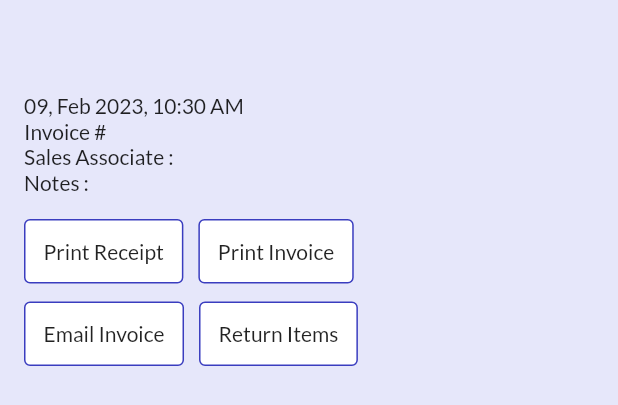
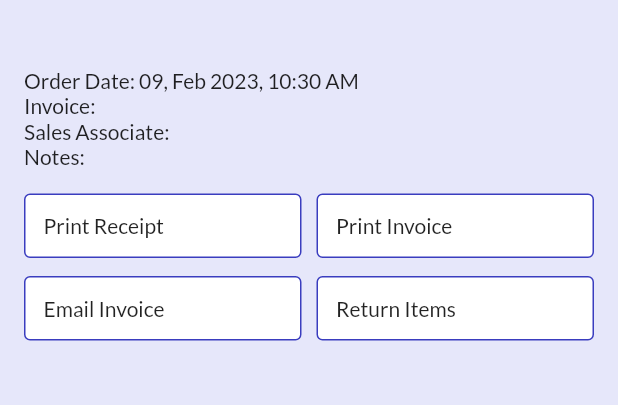
Before and after one commit to pratyushharsh/parchi, a Flutter app: the CustomerAddressMobile widget shown alone on an empty page, opened directly with empty values, on a phone screen of 412 x 824 dp. Shown: the top 405 px of the screen. Run offline on Flutter 3.47's test engine with Material 2 defaults, Android fonts, the phone set to English and light mode, and no system bars; our stand-ins replace awesome_snackbar_content, barcode_widget, bloc, blurrycontainer, cached_network_image, connectivity_plus and 24 more; missing offline and left inert: amazon_cognito_identity_dart_2, bluetooth_print, dart:ffi, number_to_words; accounts and stored records are empty; generated files the repository leaves out were written again; network calls fail; project files that could hold a hidden picture were left out.

Commit message:
Minor changes

```diff
--- a/assets/translations/ar-AE.json
+++ b/assets/translations/ar-AE.json
@@ -89,6 +89,7 @@
   "_customerSearch": "البحث عن العملاء",
   "_itemSearch": "البحث عن العناصر",
   "_searchCustomerHint": "البحث عن طريق معرف العميل، الاسم، الهاتف",
+  "_searchForProductsHint": "البحث عن طريق معرف المنتج، الاسم",
   "_customerDetail": "تفاصيل العميل",
   "_searchCustomer": "البحث عن العملاء",
   "_cancelTransaction": "إلغاء المعاملة",
@@ -96,7 +97,7 @@
   "_tenderAmount": "مبلغ العطاء \n {amount}",
 
   "_taxGroupLabel": "مجموعة الضريبة: {groupId}",
-  "_receiptNoLabel": "Txn # {receiptNo}",
+  "_receiptNoLabel": "Ord : {receiptNo}",
   "_addNewBusiness": "إضافة عمل جديد",
 
   "loginHeader": "أدخل رقم هاتفك المحمول",
--- a/lib/src/module/create_new_receipt/bloc/create_new_receipt_bloc.dart
+++ b/lib/src/module/create_new_receipt/bloc/create_new_receipt_bloc.dart
@@ -616,7 +616,7 @@ class CreateNewReceiptBloc
   void _onChangeSaleStep(
       OnChangeSaleStep event, Emitter<CreateNewReceiptState> emit) async {
     // @TODO Add logic to handle the change of sale step
-    if (state.amountDue <= 0 && event.step == SaleStep.complete) {
+    if (state.amountDue == 0) {
       add(OnCreateNewTransaction());
     } else {
       emit(state.copyWith(step: event.step, inProgress: true));
@@ -633,6 +633,8 @@ class CreateNewReceiptBloc
       emit(state.copyWith(step: SaleStep.payment));
     } else if (state.amountDue <= 0 && state.step != SaleStep.complete) {
       emit(state.copyWith(step: SaleStep.complete, inProgress: true));
+    } else if (state.amountDue == 0) {
+      add(OnCreateNewTransaction());
     }
   }
 
--- a/lib/src/module/create_new_receipt/new_recipt_desktop_view.dart
+++ b/lib/src/module/create_new_receipt/new_recipt_desktop_view.dart
@@ -365,7 +365,7 @@ class _TenderDisplayDesktopState extends State<TenderDisplayDesktop> {
                 child: Column(
                   mainAxisSize: MainAxisSize.min,
                   children: [
-                    tenderIconMapping["OTHER"]!,
+                    selectedTender.isNotEmpty ? tenderIconMapping[selectedTender]! : tenderIconMapping["OTHER"]!,
                     const SizedBox(
                       height: 50,
                     ),
--- a/lib/src/module/list_all_item/bloc/list_all_item_bloc.dart
+++ b/lib/src/module/list_all_item/bloc/list_all_item_bloc.dart
@@ -32,7 +32,7 @@ class ListAllItemBloc extends Bloc<ListAllItemEvent, ListAllItemState>
 
   void _onInitProductSearch(
       InitProductSearch event, Emitter<ListAllItemState> emit) async {
-    add(LoadAllItems());
+    // add(LoadAllItems());
     // Load All Categories
     var brands = await productRepository.getAllProductsBrands();
     var category = await productRepository.getAllCategory();
--- a/lib/src/module/list_all_receipt/list_all_receipt_view.dart
+++ b/lib/src/module/list_all_receipt/list_all_receipt_view.dart
@@ -109,7 +109,7 @@ class ReceiptHeaderCard extends StatelessWidget {
                     ],
                   ),
                   Text(
-                    NumberFormat.simpleCurrency(
+                    NumberFormat.currency(
                             locale: receipt.storeLocale,
                             name: receipt.storeCurrency)
                         .format(receipt.total),
--- a/lib/src/module/order_summary/order_summary_view.dart
+++ b/lib/src/module/order_summary/order_summary_view.dart
@@ -73,7 +73,7 @@ class OrderSummaryView extends StatelessWidget {
                   top: 20,
                   left: 16,
                   child: AppBarLeading(
-                    heading: "#$orderId",
+                    heading: "Order No: $orderId",
                     icon: Icons.arrow_back,
                     onTap: () {
                       Navigator.of(context).pop();
@@ -115,7 +115,7 @@ class CustomerAddressMobile extends StatelessWidget {
                       ),
                       const SizedBox(height: 16),
                       // Text('${order.customerAddress}'),
-                      Text('${order.customerPhone}'),
+                      // Text('${order.customerPhone}'),
                     ]),
               ),
             ),
@@ -126,24 +126,21 @@ class CustomerAddressMobile extends StatelessWidget {
               child: Column(
                   crossAxisAlignment: CrossAxisAlignment.start,
                   children: [
-                    Text(AppFormatter.longDateFormatter
-                        .format(order.businessDate)),
-                    Text('Invoice #' + order.transId.toString()),
-                    Text('Sales Associate : ${order.associateName}'),
-                    const Text('Notes :'),
+                    Text('Order Date: ${AppFormatter.longDateFormatter.format(order.businessDate)}'),
+                    Text('Invoice: ${order.transId}'),
+                    Text('Sales Associate: ${order.associateName}'),
+                    const Text('Notes: '),
                   ]),
             ),
           ),
           const SizedBox(height: 16),
-          Row(
+          Container(
+            padding: const EdgeInsets.symmetric(horizontal: 16),
+            child: Row(
               mainAxisAlignment: MainAxisAlignment.spaceBetween,
               children: [
-              Padding(
-                padding: const EdgeInsets.only(left: 16.0),
-                child: Wrap(
-                  spacing: 10,
-                  children: [
-                    OrderSummaryButton(
+                Expanded(
+                  child: OrderSummaryButton(
                     text: 'Print Receipt',
                     onTap: () {
                       Navigator.of(context).pushNamed(
@@ -152,7 +149,10 @@ class CustomerAddressMobile extends StatelessWidget {
                       );
                     },
                   ),
-                    OrderSummaryButton(
+                ),
+                const SizedBox(width: 10),
+                Expanded(
+                  child: OrderSummaryButton(
                     text: 'Print Invoice',
                     onTap: () {
                       Navigator.of(context).pushNamed(
@@ -161,38 +161,31 @@ class CustomerAddressMobile extends StatelessWidget {
                       );
                     },
                   ),
+                ),
               ],
+            ),
+          ),
+          const SizedBox(height: 12),
+          Container(
+            padding: const EdgeInsets.symmetric(horizontal: 16),
+            child: Row(
+              mainAxisAlignment: MainAxisAlignment.spaceBetween,
+              children: [
+                Expanded(
+                  child: OrderSummaryButton(
+                    text: 'Email Invoice',
+                    onTap: () {},
+                  ),
+                ),
+                const SizedBox(width: 10),
+                Expanded(
+                  child: OrderSummaryButton(
+                    text: 'Return Items',
+                    onTap: () {},
                   ),
                 ),
               ],
             ),
-          const SizedBox(height: 12),
-          Row(
-            children: [
-              Padding(
-                padding: const EdgeInsets.only(left: 16.0),
-                child: Wrap(
-                  spacing: 10,
-                  children: [
-                    OrderSummaryButton(
-                      text: 'Email Invoice',
-                      onTap: () {},
-                    ),
-                    Padding(
-                      padding: const EdgeInsets.only(right: 16.0),
-                      child: Wrap(
-                        children: [
-                          OrderSummaryButton(
-                            text: 'Return Items',
-                            onTap: () {},
-                          ),
-                        ],
-                      ),
-                    ),
-                  ],
-                ),
-              ),
-            ],
           ),
           const SizedBox(height: 16),
         ],
--- a/lib/src/module/sync/bloc/background_sync_bloc.dart
+++ b/lib/src/module/sync/bloc/background_sync_bloc.dart
@@ -2,9 +2,12 @@ import 'dart:async';
 import 'dart:convert';
 import 'dart:io';
 import 'dart:isolate';
+import 'package:connectivity_plus/connectivity_plus.dart';
+import 'dart:developer' as developer;
 
 import 'package:archive/archive_io.dart';
 import 'package:bloc/bloc.dart';
+import 'package:flutter/services.dart';
 import 'package:logging/logging.dart';
 import 'package:meta/meta.dart';
 
@@ -23,6 +26,9 @@ class BackgroundSyncBloc
   final SyncConfigRepository syncConfigRepository;
   final InvoiceRepository invoiceRepository;
   final ProductRepository productRepository;
+  late StreamSubscription<ConnectivityResult> _connectivitySubscription;
+
+  final Connectivity _connectivity = Connectivity();
 
   Timer? _timer;
   Isolate? _isolate;
@@ -47,6 +53,19 @@ class BackgroundSyncBloc
     on<LoadSampleData>(_onLoadSampleDataEvent);
     on<StopSyncEvent>(_onStopSyncEvent);
     on<ExportDataEvent>(_onExportDataEvent);
+    on<UpdateConnectivityStatus>(_onUpdateConnectivityStatus);
+    _connectivitySubscription =
+        _connectivity.onConnectivityChanged.listen(_updateConnectionStatus);
+    initConnectivity();
+  }
+
+  void _onUpdateConnectivityStatus(
+      UpdateConnectivityStatus event, Emitter<BackgroundSyncState> emit) {
+    emit(state.copyWith(isOnline: event.connectivityResult != ConnectivityResult.none));
+  }
+
+  Future<void> _updateConnectionStatus(ConnectivityResult result) async {
+    add(UpdateConnectivityStatus(result));
   }
 
   // @TODO Control Sync Using State
@@ -160,4 +179,21 @@ class BackgroundSyncBloc
     var encoder = ZipFileEncoder();
     encoder.zipDirectory(tmpDir, filename: '$tmpPath/log.zip');
   }
+
+  Future<void> initConnectivity() async {
+    late ConnectivityResult result;
+    // Platform messages may fail, so we use a try/catch PlatformException.
+    try {
+      result = await _connectivity.checkConnectivity();
+    } on PlatformException catch (e) {
+      developer.log('Couldn\'t check connectivity status', error: e);
+      return;
+    }
+
+    // If the widget was removed from the tree while the asynchronous platform
+    // message was in flight, we want to discard the reply rather than calling
+    // setState to update our non-existent appearance.
+
+    return _updateConnectionStatus(result);
+  }
 }
--- a/lib/src/module/sync/bloc/background_sync_event.dart
+++ b/lib/src/module/sync/bloc/background_sync_event.dart
@@ -25,3 +25,9 @@ class LoadSampleData extends BackgroundSyncEvent {
 }
 
 class ExportDataEvent extends BackgroundSyncEvent {}
+
+class UpdateConnectivityStatus extends BackgroundSyncEvent {
+  final ConnectivityResult connectivityResult;
+
+  UpdateConnectivityStatus(this.connectivityResult);
+}
--- a/lib/src/module/sync/bloc/background_sync_state.dart
+++ b/lib/src/module/sync/bloc/background_sync_state.dart
@@ -15,18 +15,24 @@ enum BackgroundSyncStatus {
 class BackgroundSyncState {
   final BackgroundSyncStatus status;
   final int? storeId;
+  final bool isOnline;
 
   const BackgroundSyncState(
-      {this.status = BackgroundSyncStatus.initial, this.storeId})
+      {this.status = BackgroundSyncStatus.initial,
+      this.storeId,
+      this.isOnline = true})
       : assert((status == BackgroundSyncStatus.started ||
                 status == BackgroundSyncStatus.inProgress ||
                 status == BackgroundSyncStatus.success)
             ? storeId != null
             : true);
 
-  BackgroundSyncState copyWith({BackgroundSyncStatus? status, int? storeId}) {
+  BackgroundSyncState copyWith(
+      {BackgroundSyncStatus? status, int? storeId, bool? isOnline}) {
     return BackgroundSyncState(
-        status: status ?? this.status, storeId: storeId ?? this.storeId);
+        status: status ?? this.status,
+        storeId: storeId ?? this.storeId,
+        isOnline: isOnline ?? this.isOnline);
   }
 
   @override
--- a/pubspec.yaml
+++ b/pubspec.yaml
@@ -77,6 +77,7 @@ dependencies:
   firebase_core: ^2.4.1
   firebase_messaging: ^14.2.1
   bluetooth_print: ^4.3.0
+  connectivity_plus: ^3.0.2
 
 dev_dependencies:
   flutter_test:
```
Also changed, not shown: assets/translations/en-US.json (+4 -3 lines), lib/src/module/create_edit_customer/create_edit_customer_view.dart (+11 -11 lines), lib/src/module/create_new_receipt/new_receipt_view.dart (+7 -2 lines), lib/src/module/item_search/item_search_view.dart (+21 -0 lines), lib/src/widgets/extension/retail_extension.dart (+8 -8 lines), lib/src/widgets/store_user_widget.dart (+7 -1 lines), pubspec.lock, 4 other files. Lines whose indentation alone changed are shown as unchanged.
